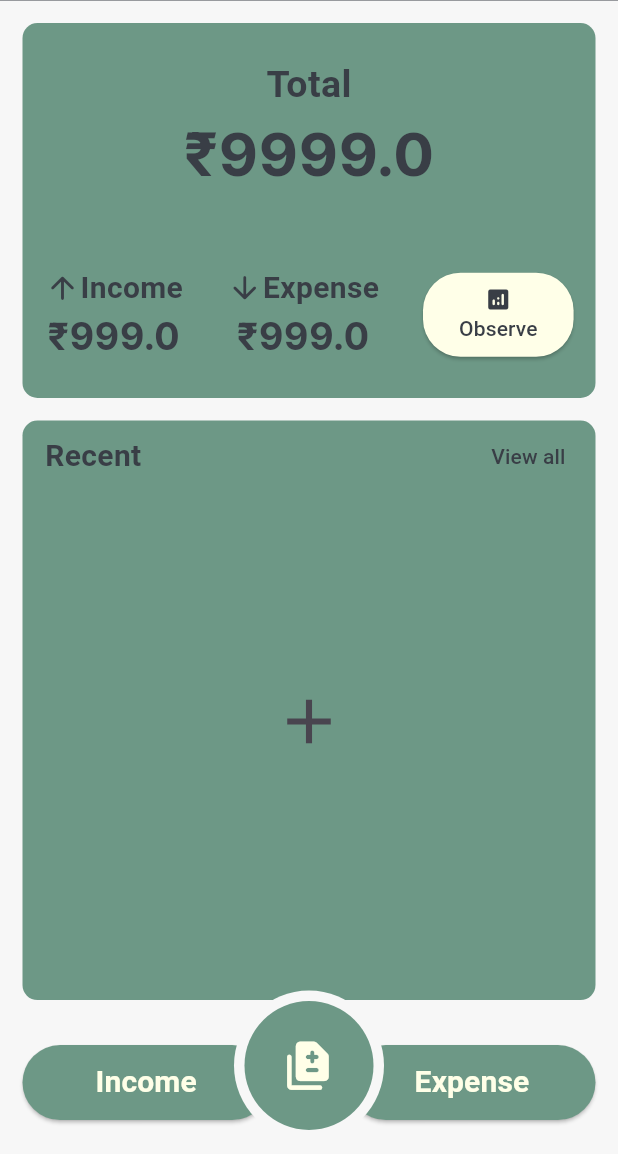
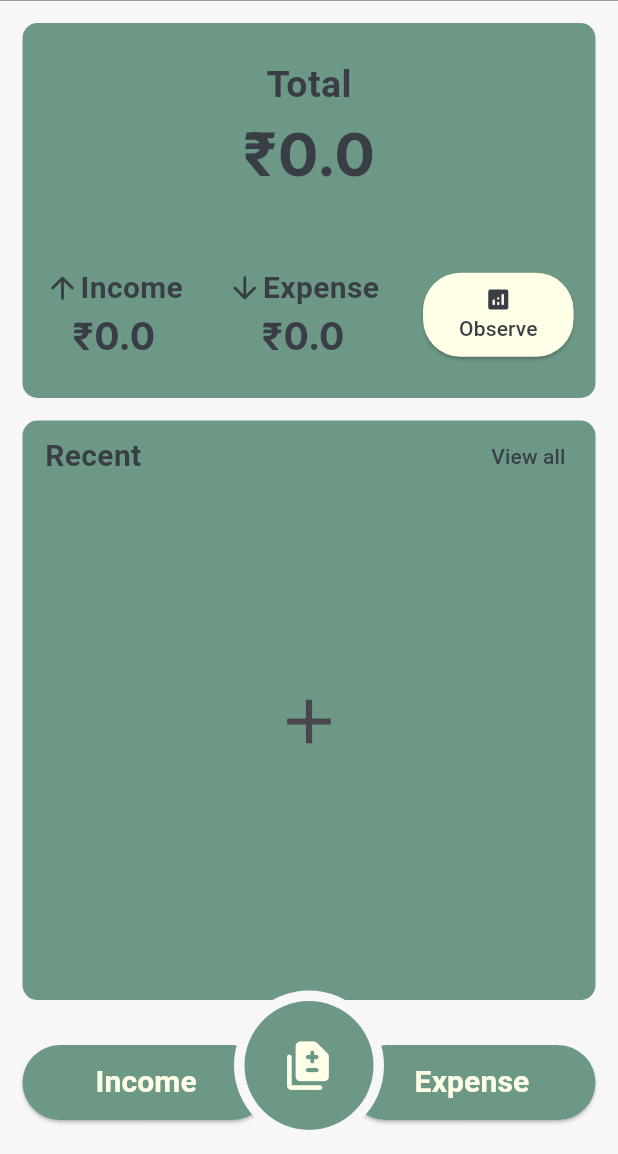
Before and after one commit to muhd-nish4d/Money-management, a Flutter app: the screen it shows after launch, in the side drawer, after a tap on "Observe", on a phone screen of 412 x 824 dp, the part 82-1236 px from its top. Run offline on Flutter 3.47's test engine with Material 2 defaults, Android fonts, the phone set to English and light mode, and no system bars; our stand-ins replace flutter_slidable, fluttertoast, hive_flutter, pie_chart; accounts and stored records are empty.

Commit message:
After income, expense, total calculating

```diff
--- /dev/null
+++ b/lib/problems/amount_totals.dart
@@ -0,0 +1,42 @@
+import 'package:flutter/material.dart';
+import '../db_functions/transactions/transaction_db_functions.dart';
+import '../models/category/category_model.dart';
+
+class Amounts {
+  Amounts._internal();
+  static Amounts instance = Amounts._internal();
+  factory Amounts() {
+    return instance;
+  }
+  final ValueNotifier<double> incomeResult = ValueNotifier(0.0);
+  final ValueNotifier<double> expenseResult = ValueNotifier<double>(0.0);
+  final ValueNotifier<double> totalResult = ValueNotifier<double>(0.0);
+
+  double? incomeTotalAmount;
+  double? expenseTotalAmount;
+
+  Future<void> totalAmount() async {
+    // double incomeTotal = 0;
+    incomeResult.value = 0;
+    expenseResult.value = 0;
+    // double expenseTotal = 0;
+
+    for (var total in TransactionDB.instance.transactionListNotifier.value) {
+      if (total.type == CategoryType.income) {
+        // }
+        incomeResult.value += total.amount;
+        // incomeResult.value = incomeTotal;
+      } else {
+        expenseResult.value += total.amount;
+        // expenseResult.value = expenseTotal;
+      }
+    }
+
+    totalResult.value = incomeResult.value - expenseResult.value;
+
+
+    print('income total ${incomeResult.value}');
+    print('expense total ${expenseResult.value}');
+    print('total ${totalResult.value}');
+  }
+}
--- a/lib/screens/edit_screen.dart
+++ b/lib/screens/edit_screen.dart
@@ -3,6 +3,7 @@ import 'package:tracker/db_functions/category/category_db_functions.dart';
 import 'package:tracker/db_functions/transactions/transaction_db_functions.dart';
 import 'package:tracker/models/category/category_model.dart';
 import 'package:tracker/models/transactions/transactions_model.dart';
+import 'package:tracker/problems/amount_totals.dart';
 
 import '../widgets/toast.dart';
 
@@ -359,7 +360,9 @@ class _ScreenEditState extends State<ScreenEdit> {
     );
     await TransactionDB.instance.editTransactionDb(transEditModel);
     showToast(message: 'Edited');
+    TransactionDB.instance.refreshTransUI();
+    await Amounts.instance.totalAmount();
+    Amounts.instance.totalAmount();
     Navigator.of(context).pop();
-    TransactionDB.instance.refreshTransUI();
   }
 }
--- a/lib/screens/home_screen.dart
+++ b/lib/screens/home_screen.dart
@@ -1,9 +1,9 @@
 import 'package:flutter/material.dart';
 import 'package:tracker/db_functions/transactions/transaction_db_functions.dart';
 import 'package:tracker/models/transactions/transactions_model.dart';
+import 'package:tracker/problems/amount_totals.dart';
 import 'package:tracker/screens/adding_income_expense_btn_screen.dart';
 import 'package:tracker/screens/category_main_screen.dart';
-import 'package:tracker/screens/chart_screens/circle_chart.dart';
 import 'package:tracker/screens/search_screen.dart';
 import 'package:tracker/widgets/home_transactions.dart';
 
@@ -16,6 +16,7 @@ class ScreenHome extends StatelessWidget {
 
   @override
   Widget build(BuildContext context) {
+    Amounts.instance.totalAmount();
     // TransactionDB.instance.refreshTransUI();
     return Scaffold(
       //rgb(247, 247, 247)
@@ -52,22 +53,27 @@ class ScreenHome extends StatelessWidget {
                         mainAxisAlignment: MainAxisAlignment.spaceAround,
                         children: [
                           Column(
-                            children:const [
-                               Text(
+                            children: [
+                              const Text(
                                 'Total',
                                 style: TextStyle(
                                     color: greyd,
                                     fontSize: 25,
                                     fontWeight: FontWeight.bold),
                               ),
-                               Text(
-                                '₹9999.0',
-                                style: TextStyle(
+                              ValueListenableBuilder(
+                                valueListenable: Amounts.instance.totalResult,
+                                builder: (context, value, child) {
+                                  return Text(
+                                    '₹$value',
+                                    style: const TextStyle(
                                         // rgb(242, 231, 213)
                                         color: greyd,
                                         fontSize: 40,
                                         fontFamily: 'Inter',
                                         fontWeight: FontWeight.bold),
+                                  );
+                                },
                               ),
                             ],
                           ),
@@ -78,7 +84,7 @@ class ScreenHome extends StatelessWidget {
                                 crossAxisAlignment: CrossAxisAlignment.center,
                                 children: [
                                   Row(
-                                    children:const [
+                                    children: const [
                                       Icon(Icons.arrow_upward_rounded,
                                           color: greyd),
                                       Text(
@@ -90,13 +96,19 @@ class ScreenHome extends StatelessWidget {
                                       ),
                                     ],
                                   ),
-                                  const Text(
-                                    '₹999.0',
-                                    style: TextStyle(
+                                  ValueListenableBuilder(
+                                    valueListenable:
+                                        Amounts.instance.incomeResult,
+                                    builder: (context, value, child) {
+                                      return Text(
+                                        '₹$value',
+                                        style: const TextStyle(
                                             color: greyd,
                                             fontSize: 25,
                                             fontWeight: FontWeight.bold,
                                             fontFamily: 'Inter'),
+                                      );
+                                    },
                                   ),
                                 ],
                               ),
@@ -104,7 +116,7 @@ class ScreenHome extends StatelessWidget {
                                 crossAxisAlignment: CrossAxisAlignment.center,
                                 children: [
                                   Row(
-                                    children:const [
+                                    children: const [
                                       Icon(Icons.arrow_downward_rounded,
                                           color: greyd),
                                       Text(
@@ -116,13 +128,19 @@ class ScreenHome extends StatelessWidget {
                                       ),
                                     ],
                                   ),
-                                  const Text(
-                                    '₹999.0',
-                                    style: TextStyle(
+                                  ValueListenableBuilder(
+                                    valueListenable:
+                                        Amounts.instance.expenseResult,
+                                    builder: (context, value, child) {
+                                      return Text(
+                                        '₹$value',
+                                        style:const TextStyle(
                                             color: greyd,
                                             fontSize: 25,
                                             fontWeight: FontWeight.bold,
                                             fontFamily: 'Inter'),
+                                      );
+                                    },
                                   ),
                                 ],
                               ),
@@ -134,16 +152,17 @@ class ScreenHome extends StatelessWidget {
                                       backgroundColor: const Color.fromARGB(
                                           255, 255, 255, 232)),
                                   onPressed: () {
-                                    Navigator.of(context).push(
-                                        MaterialPageRoute(
-                                            builder: (ctx) =>
-                                                const ScreenCircleChart()));
+                                    // Navigator.of(context).push(
+                                    //     MaterialPageRoute(
+                                    //         builder: (ctx) =>
+                                    //             const ScreenCircleChart()));
+                                    Amounts().totalAmount();
                                   },
                                   child: Padding(
                                     padding:
                                         const EdgeInsets.symmetric(vertical: 9),
                                     child: Column(
-                                      children:const [
+                                      children: const [
                                         Icon(Icons.analytics_rounded,
                                             color: greyd),
                                         SizedBox(),
@@ -253,15 +272,26 @@ class ScreenHome extends StatelessWidget {
                                   valueListenable: TransactionDB
                                       .instance.transactionListNotifier,
                                   builder: (context, value, child) {
-                                    return
-                                     TransactionDB
-                                      .instance.transactionListNotifier.value.isEmpty?
-                                      IconButton(onPressed: (){
-                                        Navigator.of(context).push(MaterialPageRoute(builder: (ctx) => const ScreenAddTransBtn()));
-                                      }, icon: const Icon(Icons.add,size: 50,)):
-                                    GridView.builder(
+                                    return TransactionDB
+                                            .instance
+                                            .transactionListNotifier
+                                            .value
+                                            .isEmpty
+                                        ? IconButton(
+                                            onPressed: () {
+                                              Navigator.of(context).push(
+                                                  MaterialPageRoute(
+                                                      builder: (ctx) =>
+                                                          const ScreenAddTransBtn()));
+                                            },
+                                            icon: const Icon(
+                                              Icons.add,
+                                              size: 50,
+                                            ))
+                                        : GridView.builder(
                                             // primary: true,
-                                      physics: const NeverScrollableScrollPhysics(),
+                                            physics:
+                                                const NeverScrollableScrollPhysics(),
                                             gridDelegate:
                                                 const SliverGridDelegateWithFixedCrossAxisCount(
                                               crossAxisCount: 2,
@@ -284,8 +314,9 @@ class ScreenHome extends StatelessWidget {
                                                 transObj: transObj,
                                               );
                                             },
-                                      itemCount:
-                                          value.length <= 3 ? value.length : 4,
+                                            itemCount: value.length <= 3
+                                                ? value.length
+                                                : 4,
                                           );
                                   },
                                 ),
@@ -337,6 +368,7 @@ class ScreenHome extends StatelessWidget {
                                     fontSize: 20,
                                     fontWeight: FontWeight.bold))),
                       ),
+
                     ],
                   )
                 ],
--- a/lib/screens/search_screen.dart
+++ b/lib/screens/search_screen.dart
@@ -2,6 +2,7 @@ import 'package:flutter/material.dart';
 import 'package:tracker/db_functions/transactions/transaction_db_functions.dart';
 import 'package:flutter_slidable/flutter_slidable.dart';
 import 'package:tracker/models/transactions/transactions_model.dart';
+import 'package:tracker/problems/amount_totals.dart';
 import 'package:tracker/screens/edit_screen.dart';
 import 'package:tracker/widgets/toast.dart';
 import '../widgets/search_screen_cards.dart';
@@ -118,9 +119,10 @@ class ScreenSearch extends SearchDelegate {
                 startActionPane:
                     ActionPane(motion: const StretchMotion(), children: [
                   SlidableAction(
-                    onPressed: (ctx) {
-                      TransactionDB.instance
+                    onPressed: (ctx) async{
+                      await TransactionDB.instance
                           .deleteTransactions(value.id.toString());
+                      Amounts().totalAmount();
                     },
                     borderRadius: BorderRadius.circular(15),
                     foregroundColor: Colors.red,
--- a/lib/screens/splash_screen.dart
+++ b/lib/screens/splash_screen.dart
@@ -6,6 +6,7 @@ import 'package:tracker/db_functions/category/category_db_functions.dart';
 import 'package:tracker/screens/home_screen.dart';
 
 import '../db_functions/transactions/transaction_db_functions.dart';
+import '../problems/amount_totals.dart';
 
 class ScreenSplash extends StatefulWidget {
   const ScreenSplash({super.key});
@@ -26,6 +27,7 @@ class _ScreenSplashState extends State<ScreenSplash> {
   Widget build(BuildContext context) {
     CategoryDB.instance.refreshUI();
     TransactionDB.instance.refreshTransUI();
+    // Amounts.instance.totalAmount();
     // return Scaffold(
     //   body: Center(
     //     child: Text('data',style: TextStyle(color: Colors.amber),),
--- a/lib/widget_functions/transaction_add_submit_onclick.dart
+++ /dev/null
@@ -1,4 +0,0 @@
-//categoryName
-//Amount
-//Date
-//Note
```
Also changed, not shown: lib/screens/adding_income_expense_btn_screen.dart (+6 -1 lines), lib/widgets/delete_popup.dart (added, +33 -0 lines), lib/widgets/home_transaction_bottum_sheet.dart (+8 -4 lines). Lines whose indentation alone changed are shown as unchanged.
